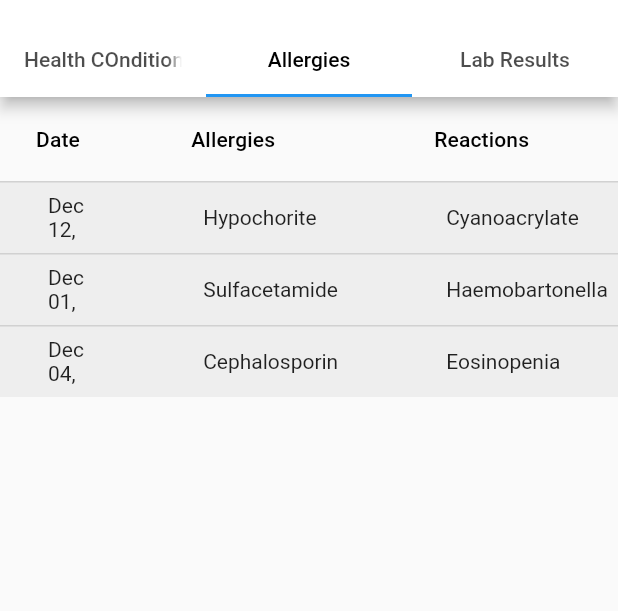
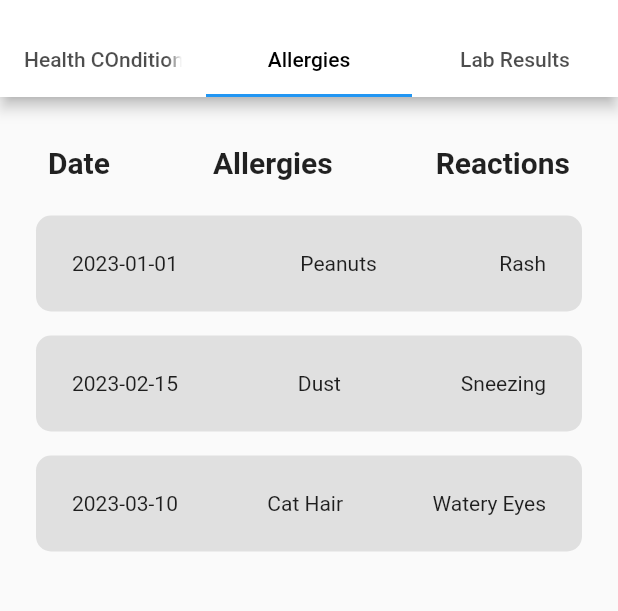
Before and after one commit to rohansolse/profiletrial, a Flutter app: the screen it shows after launch, tab 2 chosen, on a phone screen of 412 x 824 dp, the part 59-670 px from its top. Run offline on Flutter 3.47's test engine with Material 2 defaults, Android fonts, the phone set to English and light mode, and no system bars.

Commit message:
working changes

```diff
--- a/lib/main.dart
+++ b/lib/main.dart
@@ -1,5 +1,5 @@
 import 'package:flutter/material.dart';
-import 'package:my_app/model/allergry_model.dart';
+import 'package:my_app/widget/table.dart';
 
 void main() {
   runApp(const MyApp());
@@ -67,48 +67,3 @@ class _MyTabsState extends State<MyTabs> with SingleTickerProviderStateMixin {
     );
   }
 }
-
-class AllergiesTab extends StatelessWidget {
-  const AllergiesTab({super.key});
-
-  @override
-  Widget build(BuildContext context) {
-    return DataTable(
-      columns: const [
-        DataColumn(label: Text('Date')),
-        DataColumn(label: Text('Allergies')),
-        DataColumn(label: Text('Reactions')),
-      ],
-      rows: allergies.map((Allergy allergy) {
-        return DataRow(
-          color: MaterialStateProperty.resolveWith<Color>(
-            (Set<MaterialState> states) {
-              // Use null-aware operator to provide a default color
-              return Colors.grey[200] ?? Colors.transparent;
-            },
-          ),
-          cells: [
-            DataCell(
-              Container(
-                margin: const EdgeInsets.all(8.0),
-                child: Text(allergy.date),
-              ),
-            ),
-            DataCell(
-              Container(
-                margin: const EdgeInsets.all(8.0),
-                child: Text(allergy.allergies),
-              ),
-            ),
-            DataCell(
-              Container(
-                margin: const EdgeInsets.all(8.0),
-                child: Text(allergy.reactions),
-              ),
-            ),
-          ],
-        );
-      }).toList(),
-    );
-  }
-}
--- a/lib/model/allergry_model.dart
+++ b/lib/model/allergry_model.dart
@@ -1,30 +1,30 @@
-class Allergy {
+class MyTableRowData {
   final String date;
   final String allergies;
   final String reactions;
 
-  Allergy({
+  MyTableRowData({
     required this.date,
     required this.allergies,
     required this.reactions,
   });
 }
 
-final List<Allergy> allergies = [
-  Allergy(
-    date: 'Dec 12, 2023',
-    allergies: 'Hypochorite',
-    reactions: 'Cyanoacrylate',
+final List<MyTableRowData> tableData = [
+  MyTableRowData(
+    date: '2023-01-01',
+    allergies: 'Peanuts',
+    reactions: 'Rash',
   ),
-  Allergy(
-    date: 'Dec 01, 2023',
-    allergies: 'Sulfacetamide',
-    reactions: 'Haemobartonella',
+  MyTableRowData(
+    date: '2023-02-15',
+    allergies: 'Dust',
+    reactions: 'Sneezing',
   ),
-  Allergy(
-    date: 'Dec 04, 2023',
-    allergies: 'Cephalosporin',
-    reactions: 'Eosinopenia',
+  MyTableRowData(
+    date: '2023-03-10',
+    allergies: 'Cat Hair',
+    reactions: 'Watery Eyes',
   ),
-  // Add more allergy instances as needed
+  // Add more data as needed
 ];
--- /dev/null
+++ b/lib/widget/table.dart
@@ -0,0 +1,118 @@
+import 'package:flutter/material.dart';
+import 'package:my_app/model/allergry_model.dart';
+
+class AllergiesTab extends StatelessWidget {
+  const AllergiesTab({super.key});
+
+  @override
+  Widget build(BuildContext context) {
+    return Container(
+      padding: const EdgeInsets.all(16.0),
+      child: Column(
+        children: [
+          // Table Header
+          Container(
+            padding: const EdgeInsets.all(8.0),
+            child: Row(
+              mainAxisAlignment: MainAxisAlignment.spaceBetween,
+              children: [
+                Container(
+                  padding: const EdgeInsets.all(8.0),
+                  child: const Text(
+                    'Date',
+                    style: TextStyle(
+                      fontWeight: FontWeight.bold,
+                      fontSize: 20,
+                    ),
+                  ),
+                ),
+                Container(
+                  padding: const EdgeInsets.all(8.0),
+                  child: const Text(
+                    'Allergies',
+                    style: TextStyle(
+                      fontWeight: FontWeight.bold,
+                      fontSize: 20,
+                    ),
+                  ),
+                ),
+                Container(
+                  padding: const EdgeInsets.all(8.0),
+                  child: const Text(
+                    'Reactions',
+                    style: TextStyle(
+                      fontWeight: FontWeight.bold,
+                      fontSize: 20,
+                    ),
+                  ),
+                ),
+              ],
+            ),
+          ),
+          // Generate dynamic Table Rows
+          for (var data in tableData)
+            MyTableRow(
+              date: data.date,
+              allergies: data.allergies,
+              reactions: data.reactions,
+            ),
+        ],
+      ),
+    );
+  }
+}
+
+class MyTableRow extends StatelessWidget {
+  final String date;
+  final String allergies;
+  final String reactions;
+
+  const MyTableRow({
+    super.key,
+    required this.date,
+    required this.allergies,
+    required this.reactions,
+  });
+
+  @override
+  Widget build(BuildContext context) {
+    return ClipRRect(
+      borderRadius: BorderRadius.circular(10.0),
+      child: Container(
+        decoration: BoxDecoration(
+          borderRadius:
+              BorderRadius.circular(10.0), // Adjust the radius as needed
+          color: Colors.grey[300], // Adjust the background color as needed
+        ),
+        padding: const EdgeInsets.all(8.0),
+        margin: const EdgeInsets.all(8.0),
+        child: Row(
+          mainAxisAlignment: MainAxisAlignment.spaceBetween,
+          children: [
+            Padding(
+              padding: const EdgeInsets.all(8.0),
+              child: Container(
+                padding: const EdgeInsets.all(8.0),
+                child: Text(date),
+              ),
+            ),
+            Padding(
+              padding: const EdgeInsets.all(8.0),
+              child: Container(
+                padding: const EdgeInsets.all(8.0),
+                child: Text(allergies),
+              ),
+            ),
+            Padding(
+              padding: const EdgeInsets.all(8.0),
+              child: Container(
+                padding: const EdgeInsets.all(8.0),
+                child: Text(reactions),
+              ),
+            ),
+          ],
+        ),
+      ),
+    );
+  }
+}
```
